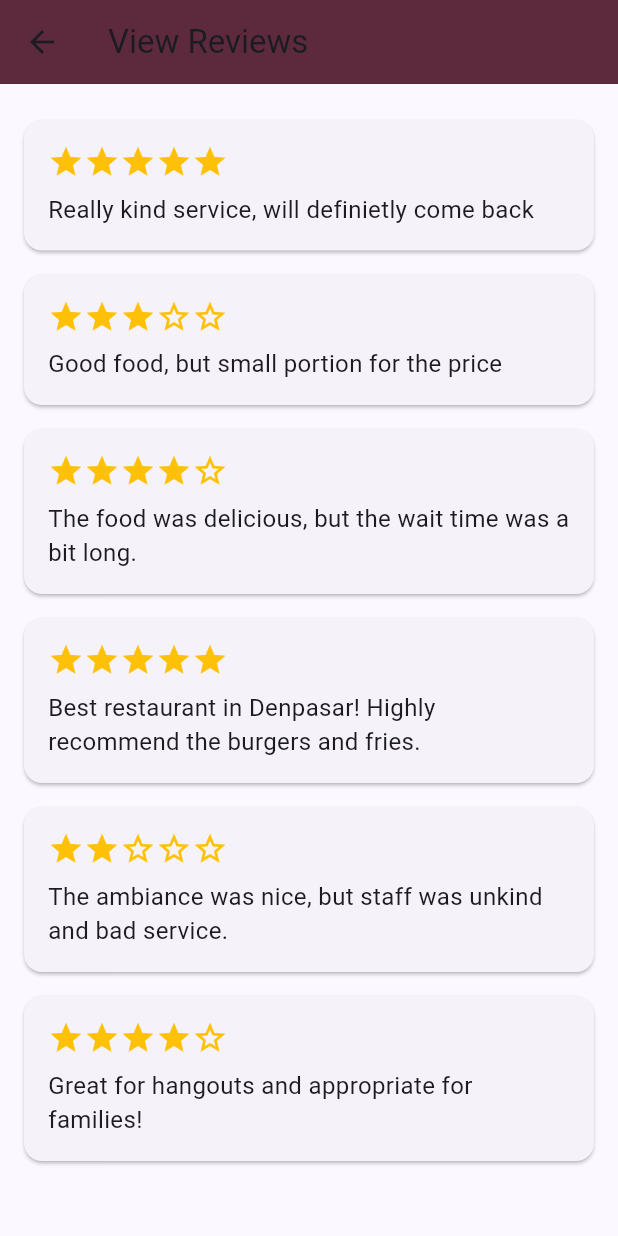
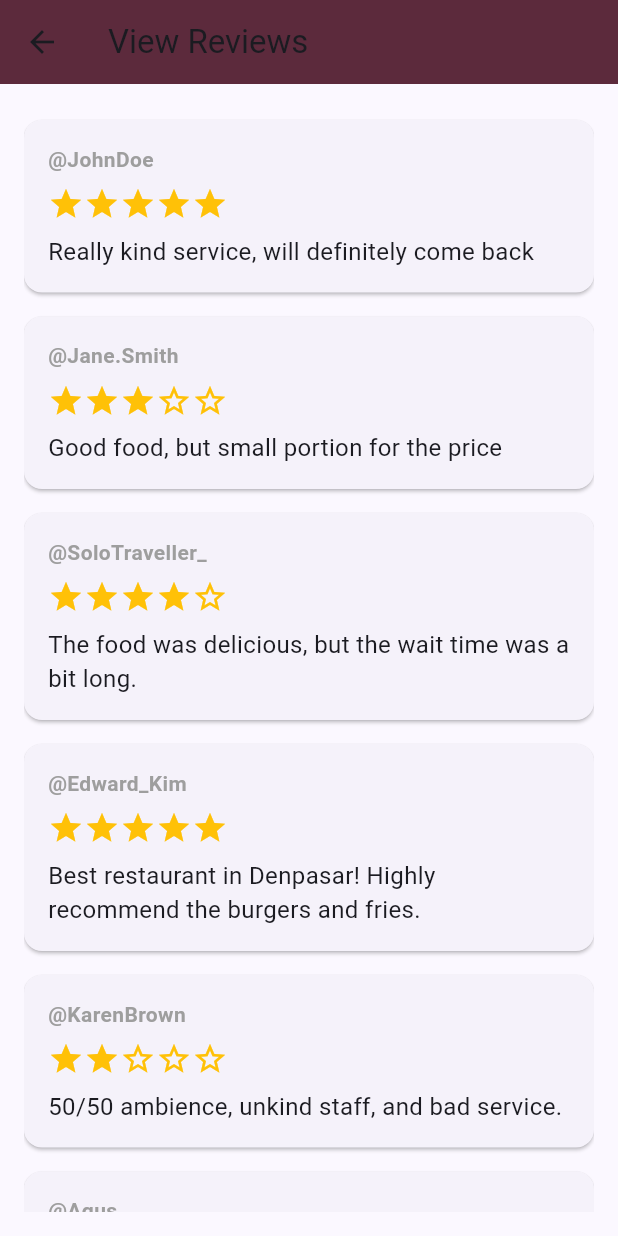
Before and after one commit to K6-PBD-Midterm/denpasar_food_mobile, a Flutter app: the ViewReviewsPage screen opened directly, on a phone screen of 412 x 824 dp. Run offline on Flutter 3.47's test engine with Material 3 defaults, Android fonts, the phone set to English and light mode, and no system bars; our stand-ins replace flutter_map, flutter_rating_bar, latlong2, shared_preferences; missing offline and left inert: pbp_django_auth; accounts and stored records are empty; key blocks and very long unbroken strings in the code were emptied for the run.

Commit message:
add username for reviews

```diff
--- a/lib/reviews/view_reviews.dart
+++ b/lib/reviews/view_reviews.dart
@@ -5,29 +5,35 @@ class ViewReviewsPage extends StatelessWidget {
 
   @override
   Widget build(BuildContext context) {
-    // Dummy data for reviews
+    // Dummy data for reviews with usernames
     final List<Map<String, dynamic>> reviews = [
       {
+        'username': 'JohnDoe',
         'rating': 5,
-        'comment': 'Really kind service, will definietly come back',
+        'comment': 'Really kind service, will definitely come back',
       },
       {
+        'username': 'Jane.Smith',
         'rating': 3,
         'comment': 'Good food, but small portion for the price',
       },
       {
+        'username': 'SoloTraveller_',
         'rating': 4,
         'comment': 'The food was delicious, but the wait time was a bit long.',
       },
       {
+        'username': 'Edward_Kim',
         'rating': 5,
         'comment': 'Best restaurant in Denpasar! Highly recommend the burgers and fries.',
       },
       {
+        'username': 'KarenBrown',
         'rating': 2,
-        'comment': 'The ambiance was nice, but staff was unkind and bad service.',
+        'comment': '50/50 ambience, unkind staff, and bad service.',
       },
       {
+        'username': 'Agus',
         'rating': 4,
         'comment': 'Great for hangouts and appropriate for families!',
       },
@@ -51,6 +57,15 @@ class ViewReviewsPage extends StatelessWidget {
                 child: Column(
                   crossAxisAlignment: CrossAxisAlignment.start,
                   children: [
+                    Text(
+                      '@${review['username']}', // Display username
+                      style: const TextStyle(
+                        fontSize: 14,
+                        fontWeight: FontWeight.bold,
+                        color: Colors.grey,
+                      ),
+                    ),
+                    const SizedBox(height: 8),
                     Row(
                       children: List.generate(5, (starIndex) {
                         return Icon(
```
